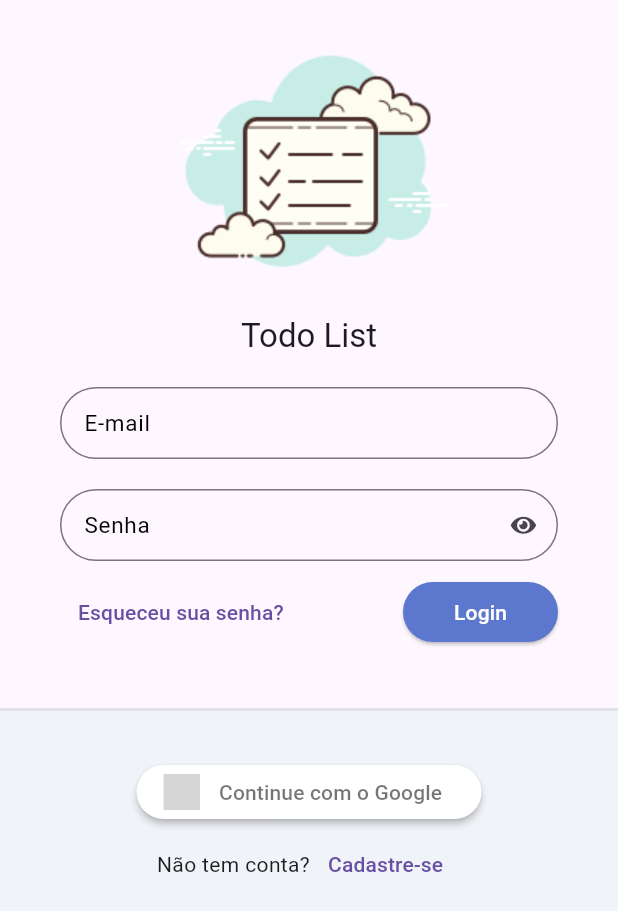
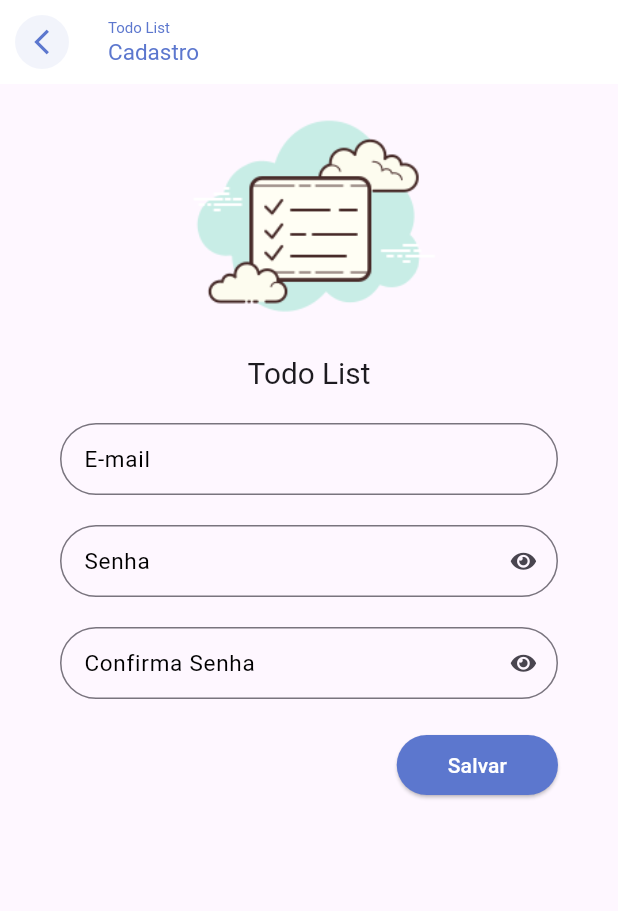
Before and after one commit to diegoventurasg/todo_list_provider, a Flutter app: the screen it shows after launch, after a tap on "Cadastre-se", on a phone screen of 412 x 824 dp. Shown: the top 911 px of the screen. Run offline on Flutter 3.47's test engine with Material 3 defaults, Android fonts, the phone set to English and light mode, and no system bars; our stand-ins replace flutter_signin_button, google_fonts, sqflite, synchronized; accounts and stored records are empty; Roboto replaces fonts that are missing (Mandali); grey boxes are pictures that could not be loaded.

Commit message:
cria layout da tela de cadastro

```diff
--- a/lib/app/modules/auth/auth_module.dart
+++ b/lib/app/modules/auth/auth_module.dart
@@ -2,6 +2,8 @@ import 'package:provider/provider.dart';
 import 'package:todo_list_provider/app/core/modules/todo_list_module.dart';
 import 'package:todo_list_provider/app/modules/auth/login/login_controller.dart';
 import 'package:todo_list_provider/app/modules/auth/login/login_page.dart';
+import 'package:todo_list_provider/app/modules/auth/register/register_controller.dart';
+import 'package:todo_list_provider/app/modules/auth/register/register_page.dart';
 
 class AuthModule extends TodoListModule {
   AuthModule()
@@ -10,9 +12,13 @@ class AuthModule extends TodoListModule {
             ChangeNotifierProvider(
               create: (_) => LoginController(),
             ),
+            ChangeNotifierProvider(
+              create: (_) => RegisterController(),
+            ),
           ],
           routers: {
             '/login': (_) => const LoginPage(),
+            '/register': (_) => const RegisterPage(),
           },
         );
 }
--- a/lib/app/modules/auth/login/login_page.dart
+++ b/lib/app/modules/auth/login/login_page.dart
@@ -94,7 +94,9 @@ class LoginPage extends StatelessWidget {
                             children: [
                               const Text('Não tem conta?'),
                               TextButton(
-                                onPressed: () {},
+                                onPressed: () {
+                                  Navigator.of(context).pushNamed('/register');
+                                },
                                 child: const Text('Cadastre-se'),
                               ),
                             ],
--- /dev/null
+++ b/lib/app/modules/auth/register/register_controller.dart
@@ -0,0 +1,3 @@
+import 'package:flutter/material.dart';
+
+class RegisterController extends ChangeNotifier {}
--- /dev/null
+++ b/lib/app/modules/auth/register/register_page.dart
@@ -0,0 +1,99 @@
+import 'package:flutter/material.dart';
+import 'package:todo_list_provider/app/core/ui/theme_extensions.dart';
+import 'package:todo_list_provider/app/core/widgets/todo_list_field.dart';
+import 'package:todo_list_provider/app/core/widgets/todo_list_logo.dart';
+
+class RegisterPage extends StatelessWidget {
+  const RegisterPage({super.key});
+
+  @override
+  Widget build(BuildContext context) {
+    return Scaffold(
+      appBar: AppBar(
+        automaticallyImplyLeading: false,
+        backgroundColor: Colors.white,
+        centerTitle: false,
+        title: Column(
+          crossAxisAlignment: CrossAxisAlignment.start,
+          children: [
+            Text(
+              'Todo List',
+              style: TextStyle(
+                fontSize: 10,
+                color: context.primaryColor,
+              ),
+            ),
+            Text(
+              'Cadastro',
+              style: TextStyle(
+                fontSize: 15,
+                color: context.primaryColor,
+              ),
+            ),
+          ],
+        ),
+        leading: IconButton(
+          onPressed: () => Navigator.pop(context),
+          icon: ClipOval(
+            child: Container(
+              color: context.primaryColor.withAlpha(20),
+              padding: const EdgeInsets.all(8),
+              child: Icon(
+                Icons.arrow_back_ios_outlined,
+                size: 20,
+                color: context.primaryColor,
+              ),
+            ),
+          ),
+        ),
+      ),
+      body: ListView(
+        children: [
+          SizedBox(
+            height: MediaQuery.of(context).size.width * .5,
+            child: const FittedBox(
+              fit: BoxFit.fitHeight,
+              child: TodoListLogo(),
+            ),
+          ),
+          Padding(
+            padding: const EdgeInsets.symmetric(horizontal: 40, vertical: 20),
+            child: Form(
+              child: Column(
+                children: [
+                  TodoListField(label: 'E-mail'),
+                  const SizedBox(height: 20),
+                  TodoListField(
+                    label: 'Senha',
+                    obscureText: true,
+                  ),
+                  const SizedBox(height: 20),
+                  TodoListField(
+                    label: 'Confirma Senha',
+                    obscureText: true,
+                  ),
+                  const SizedBox(height: 20),
+                  Align(
+                    alignment: Alignment.bottomRight,
+                    child: ElevatedButton(
+                      onPressed: () {},
+                      style: ElevatedButton.styleFrom(
+                        shape: RoundedRectangleBorder(
+                          borderRadius: BorderRadius.circular(20),
+                        ),
+                      ),
+                      child: const Padding(
+                        padding: EdgeInsets.all(10.0),
+                        child: Text('Salvar'),
+                      ),
+                    ),
+                  ),
+                ],
+              ),
+            ),
+          ),
+        ],
+      ),
+    );
+  }
+}
```
